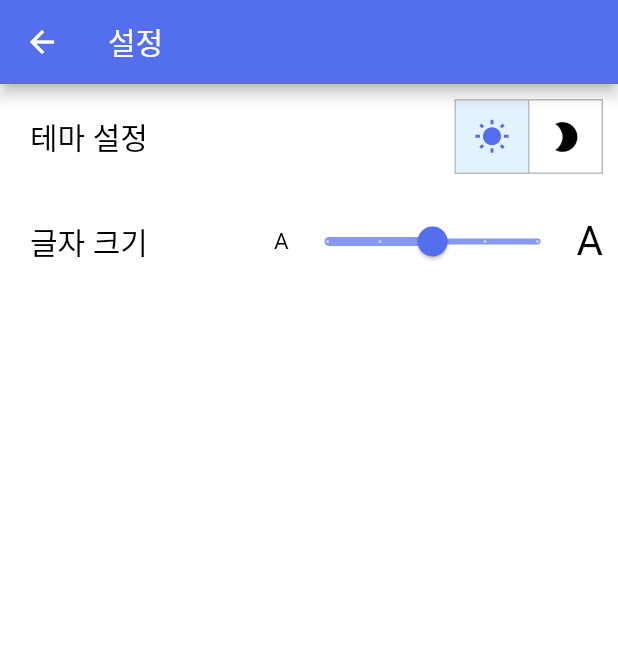
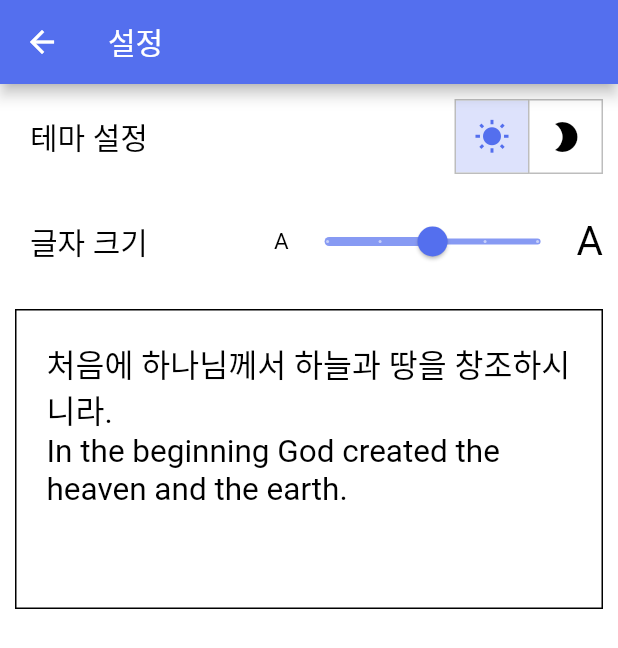
Before and after one commit to yenny-heo/Keep-bible, a Flutter app: the SettingPage screen opened directly, on a phone screen of 412 x 824 dp. Shown: the top 648 px of the screen. Run offline on Flutter 3.47's test engine with Material 2 defaults, Android fonts, the phone set to English and light mode, and no system bars; our stand-ins replace fluttertoast, scrollable_positioned_list.

Commit message:
feat: 폰트 크기 슬라이더, 미리보기 추가

```diff
--- a/lib/page/setting_page.dart
+++ b/lib/page/setting_page.dart
@@ -10,7 +10,7 @@ class SettingPage extends StatefulWidget {
 }
 
 class _SettingPageState extends State<SettingPage> {
-  double fontSize = 20;
+  double fontSize = 21;
   @override
   Widget build(BuildContext context) {
     bool isDark = Provider.of<AppStateNotifier>(context, listen: false).getModeState();
@@ -21,9 +21,18 @@ class _SettingPageState extends State<SettingPage> {
           Row(
             mainAxisAlignment: MainAxisAlignment.spaceBetween,
             children: <Widget>[
-              _menuText('테마 설정', isDark),
+              _menuText('테마 설정', isDark, 20),
               Container(
                   padding: EdgeInsets.fromLTRB(0, 0, 10, 0),
+                  child: ToggleButtonsTheme(
+                    data: ToggleButtonsTheme.of(context).copyWith(
+                      color: isDark? AppTheme.darkMode.accentColor:AppTheme.lightMode.accentColor,
+                      selectedBorderColor: Colors.black26,
+                      disabledBorderColor: Colors.black26,
+                      borderColor: Colors.black26,
+                      selectedColor: AppTheme.lightMode.primaryColor,
+                      fillColor: Color(0xff33546fee),
+                    ),
                     child: ToggleButtons(
                       children: <Widget>[
                         Icon(Icons.wb_sunny),
@@ -39,19 +48,15 @@ class _SettingPageState extends State<SettingPage> {
                         });
                       },
                       isSelected: isLightOrDark,
-                    color: isDark? AppTheme.darkMode.accentColor:AppTheme.lightMode.accentColor,
-                    selectedBorderColor: Colors.black26,
-                    disabledBorderColor: Colors.black26,
-                    borderColor: Colors.black26,
-                    selectedColor: AppTheme.lightMode.primaryColor,
-
-                  ))
+                    )
+                  )
+              )
             ],
           ),
           Row(
             mainAxisAlignment: MainAxisAlignment.spaceBetween,
             children: <Widget>[
-              _menuText('글자 크기', isDark),
+              _menuText('글자 크기', isDark, 20),
               Row(
                 children: <Widget>[
                   _Stext('A', isDark, 15),
@@ -79,17 +84,28 @@ class _SettingPageState extends State<SettingPage> {
                 ],
               ),
             ],
+          ),
+          Container(
+            margin: const EdgeInsets.all(10.0),
+            width: 100,
+            height: 200,
+            decoration: BoxDecoration(
+              border: Border.all(
+                color: isDark? AppTheme.darkMode.accentColor : AppTheme.lightMode.accentColor
+              ),
+            ),
+            child: _menuText('처음에 하나님께서 하늘과 땅을 창조하시니라.\nIn the beginning God created the heaven and the earth.', isDark, fontSize),
           )
         ],
       )
     );
   }
 }
-Container _menuText(String text, bool isDark) {
+Container _menuText(String text, bool isDark, double size) {
   return Container(
     padding: EdgeInsets.fromLTRB(20, 20, 20, 20),
     child: Text(text, style: TextStyle(
-        fontSize: 20,
+        fontSize: size,
         color: isDark? AppTheme.darkMode.accentColor : AppTheme.lightMode.accentColor
     )),
   );
```
Lines whose indentation alone changed are shown as unchanged.
